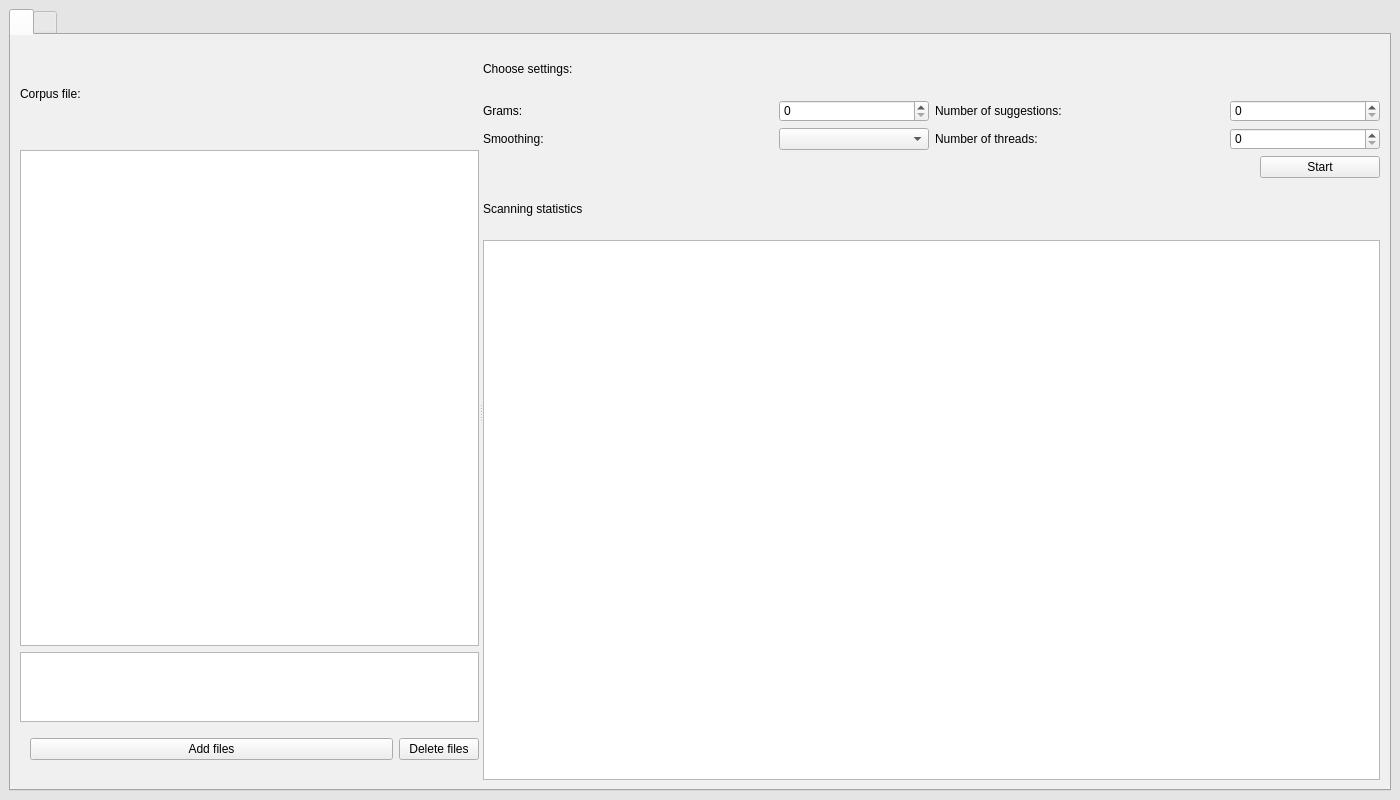
Qt form src/interface/main_window.ui (romanyshyn-natalia/Word_prediction_system_based_on_n-Gram) before a commit.
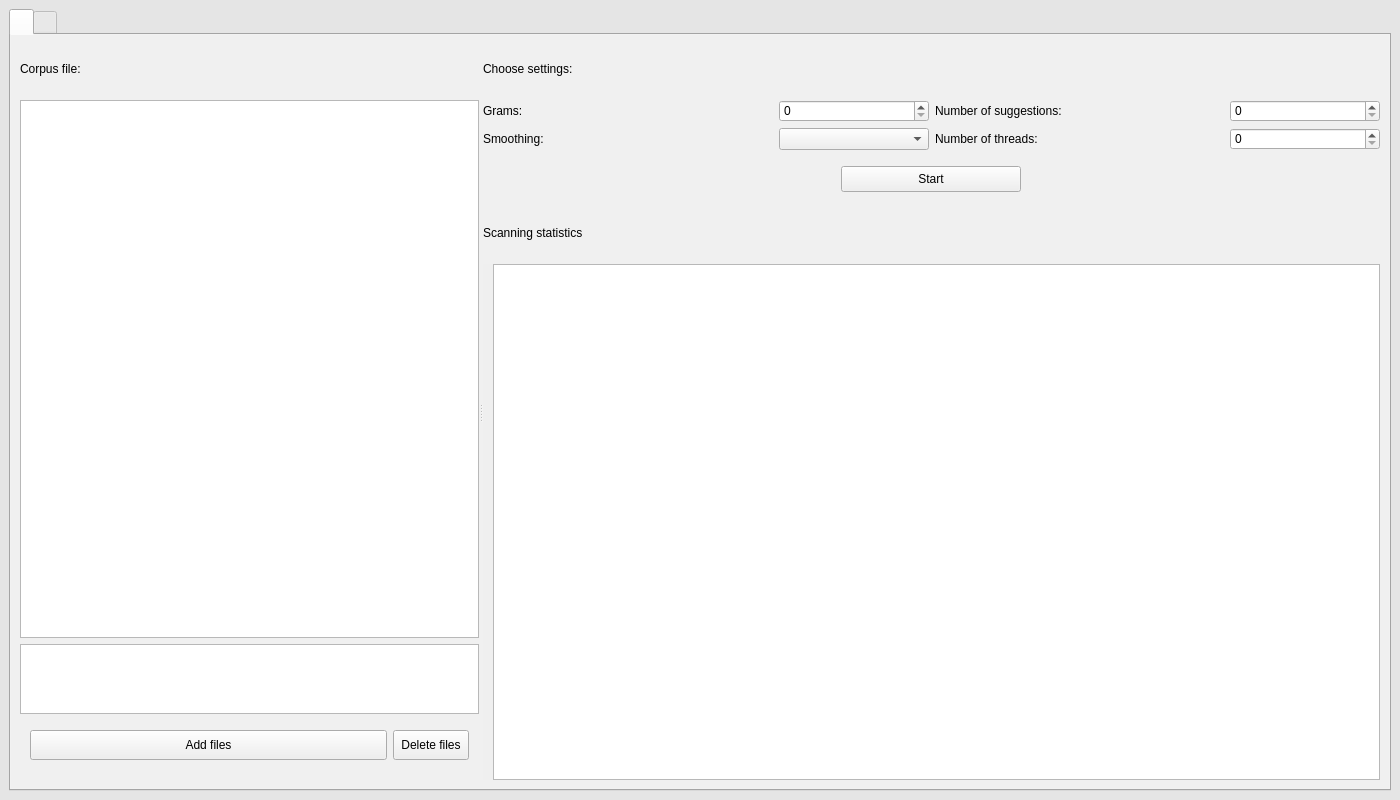
The same form after that commit. The open tabs and pages were chosen to show the change.

```diff
--- a/src/interface/main_window.ui
+++ b/src/interface/main_window.ui
@@ -114,7 +114,7 @@
               <property name="minimumSize">
                <size>
                 <width>100</width>
-                <height>100</height>
+                <height>50</height>
                </size>
               </property>
               <property name="text">
@@ -170,6 +170,9 @@
                 <property name="cursor">
                  <cursorShape>PointingHandCursor</cursorShape>
                 </property>
+                <property name="styleSheet">
+                 <string notr="true">QPushButton { padding: 7px; }</string>
+                </property>
                 <property name="text">
                  <string>Add files</string>
                 </property>
@@ -186,6 +189,9 @@
                 <property name="cursor">
                  <cursorShape>PointingHandCursor</cursorShape>
                 </property>
+                <property name="styleSheet">
+                 <string notr="true">QPushButton { padding: 7px; margin-right: 10px }</string>
+                </property>
                 <property name="text">
                  <string>Delete files</string>
                 </property>
@@ -358,19 +364,6 @@
             </item>
             <item>
              <layout class="QHBoxLayout" name="horizontalLayout_2">
-              <item>
-               <spacer name="horizontalSpacer">
-                <property name="orientation">
-                 <enum>Qt::Horizontal</enum>
-                </property>
-                <property name="sizeHint" stdset="0">
-                 <size>
-                  <width>10</width>
-                  <height>10</height>
-                 </size>
-                </property>
-               </spacer>
-              </item>
               <item>
                <widget class="QPushButton" name="startButton">
                 <property name="sizePolicy">
@@ -381,13 +374,16 @@
                 </property>
                 <property name="maximumSize">
                  <size>
-                  <width>120</width>
+                  <width>200</width>
                   <height>16777215</height>
                  </size>
                 </property>
                 <property name="cursor">
                  <cursorShape>PointingHandCursor</cursorShape>
                 </property>
+                <property name="styleSheet">
+                 <string notr="true">QPushButton { padding: 5px; margin : 10px; }</string>
+                </property>
                 <property name="text">
                  <string>Start</string>
                 </property>
@@ -423,7 +419,7 @@
                </size>
               </property>
               <property name="styleSheet">
-               <string notr="true"/>
+               <string notr="true">QTableView {margin-left: 10px; }</string>
               </property>
              </widget>
             </item>
```
Left out of the diff: 4 changed lines with no effect on the pictures.
